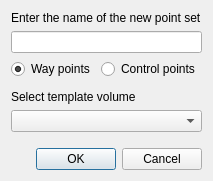
Old version of the form freeview/DialogNewPointSet.ui in the repository neurodebian/freesurfer.
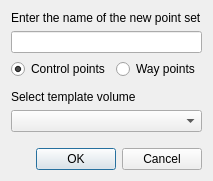
New version of the form.

Patch:
```diff
--- a/freeview/DialogNewPointSet.ui
+++ b/freeview/DialogNewPointSet.ui
@@ -30,9 +30,9 @@
    <item>
     <layout class="QHBoxLayout" name="horizontalLayout">
      <item>
-      <widget class="QRadioButton" name="radioButtonWayPoint">
+      <widget class="QRadioButton" name="radioButtonControlPoint">
        <property name="text">
-        <string>Way points</string>
+        <string>Control points</string>
        </property>
        <property name="checked">
         <bool>true</bool>
@@ -40,9 +40,12 @@
       </widget>
      </item>
      <item>
-      <widget class="QRadioButton" name="radioButtonControlPoint">
+      <widget class="QRadioButton" name="radioButtonWayPoint">
        <property name="text">
-        <string>Control points</string>
+        <string>Way points</string>
+       </property>
+       <property name="checked">
+        <bool>false</bool>
        </property>
       </widget>
      </item>
```
